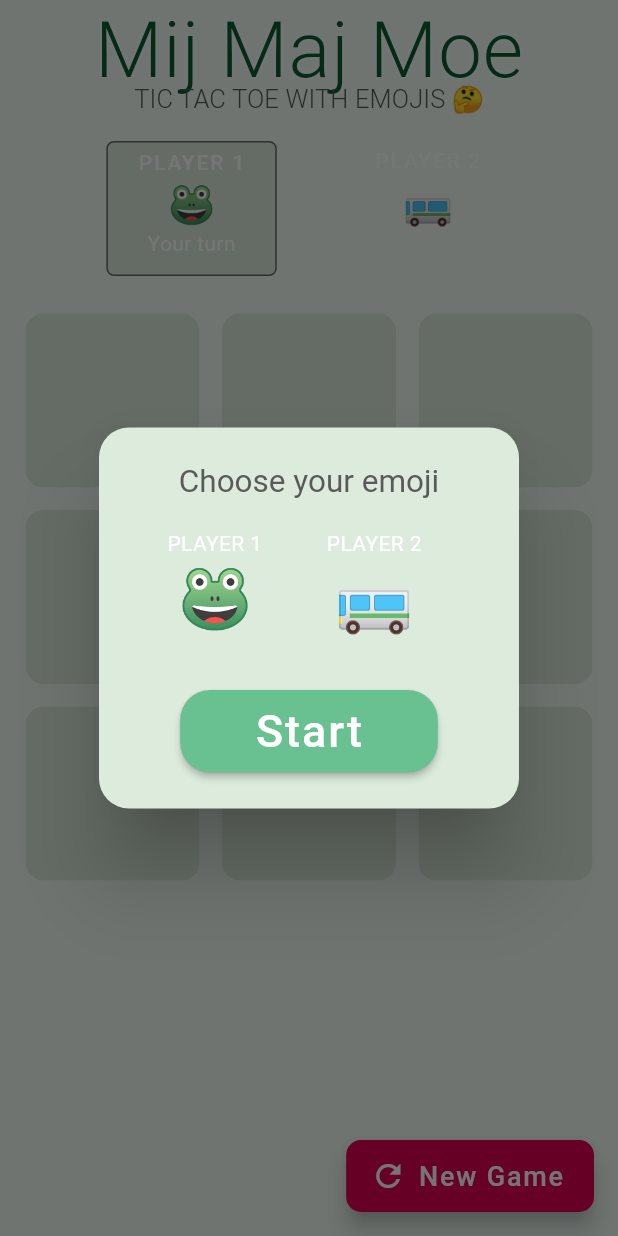
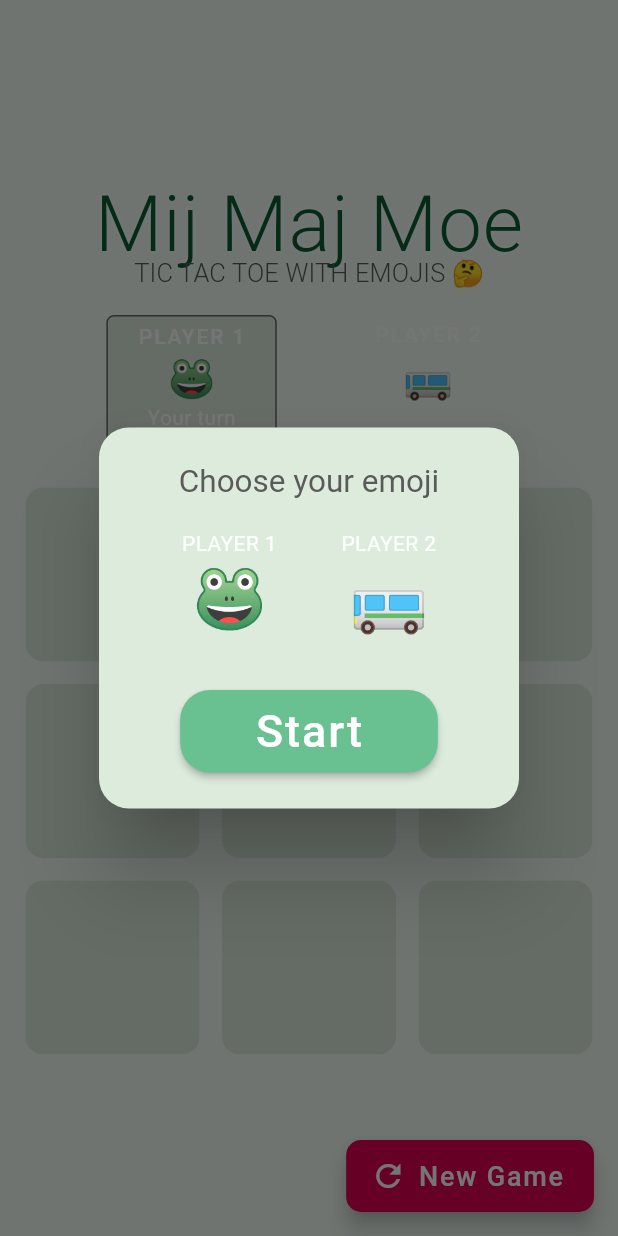
Before and after one commit to stevebatcup/mijmajmoe, a Flutter app: the screen it shows after launch, after a tap on "New Game", on a phone screen of 412 x 824 dp. Run offline on Flutter 3.47's test engine with Material 2 defaults, Android fonts, the phone set to English and light mode, and no system bars; our stand-ins replace audioplayers, google_fonts; Roboto replaces fonts that are missing (Modak).

Commit message:
buillds for release

```diff
--- a/lib/main.dart
+++ b/lib/main.dart
@@ -80,6 +80,7 @@ class MijMajMoe extends StatelessWidget {
         create: (context) => PlayerProvider(player1, player2),
         builder: (context, widget) {
           return MaterialApp(
+            debugShowCheckedModeBanner: false,
             title: 'Mij Maj Moe',
             theme: ThemeData(
               colorScheme: colorScheme,
--- a/lib/screens/grid_screen.dart
+++ b/lib/screens/grid_screen.dart
@@ -187,6 +187,7 @@ class _GridScreenState extends State<GridScreen> {
         body: Padding(
           padding: const EdgeInsets.symmetric(horizontal: 12.0),
           child: Column(
+            mainAxisAlignment: MainAxisAlignment.center,
             children: [
               SizedBox(
                 height: 30.0,
--- a/lib/screens/new_game_dialog.dart
+++ b/lib/screens/new_game_dialog.dart
@@ -20,6 +20,7 @@ class NewGameDialog extends StatelessWidget {
           mainAxisAlignment: MainAxisAlignment.center,
           children: <Widget>[
             Row(
+              mainAxisAlignment: MainAxisAlignment.center,
               crossAxisAlignment: CrossAxisAlignment.center,
               children: <Widget>[
                 Column(
```
Also changed, not shown: 3 other files.
